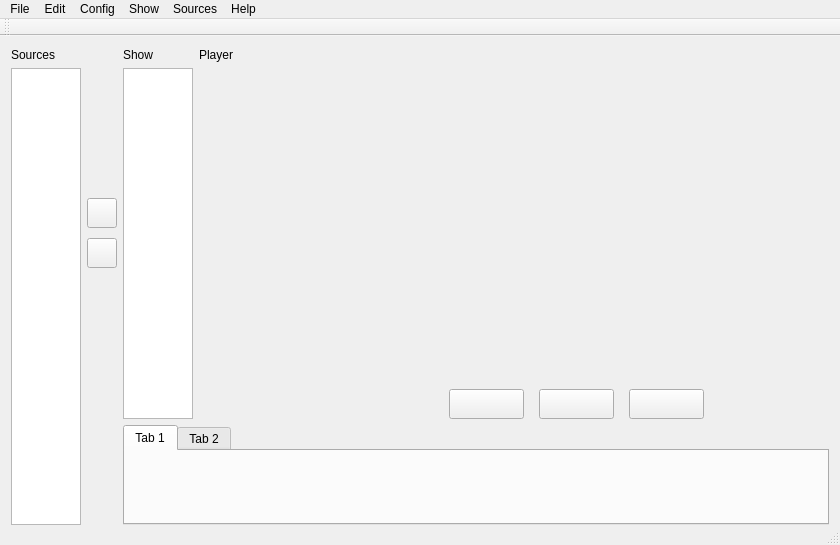
Qt form mainwindow.ui (M0dM/StreaMe) before a commit.
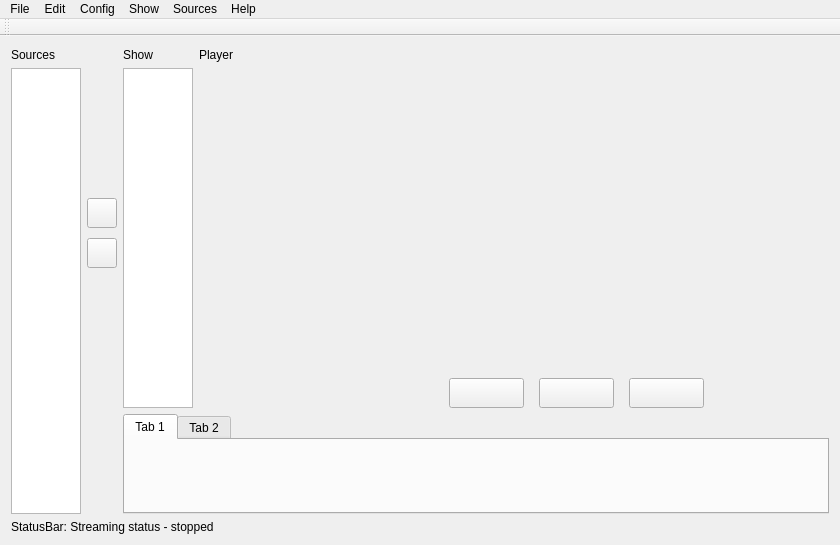
The same form after that commit. Icons and pictures are not drawn. Custom widgets are drawn as their Qt base class.

Diff of the .ui file:
```diff
--- a/mainwindow.ui
+++ b/mainwindow.ui
@@ -340,6 +340,13 @@
       </item>
      </layout>
     </item>
+    <item row="1" column="0">
+     <widget class="QLabel" name="statutBarLabel">
+      <property name="text">
+       <string>StatusBar: Streaming status - stopped  </string>
+      </property>
+     </widget>
+    </item>
    </layout>
   </widget>
   <widget class="QMenuBar" name="menuBar">
@@ -412,7 +419,6 @@
     <bool>false</bool>
    </attribute>
   </widget>
-  <widget class="QStatusBar" name="statusBar"/>
   <action name="actionNew_Project">
    <property name="text">
     <string>New Project</string>
```
